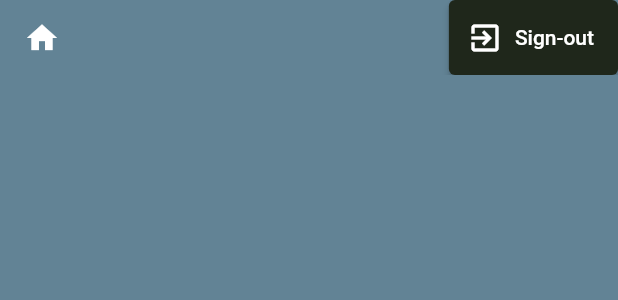
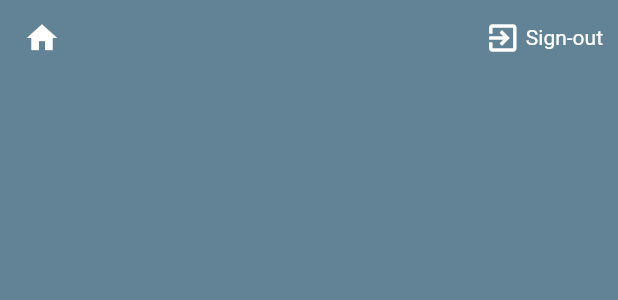
Before and after one commit to stefan-chivu/smartpark, a Flutter app: the CustomAppBar widget shown alone on an empty page, opened directly, on a phone screen of 412 x 824 dp. Shown: the top 300 px of the screen. Run offline on Flutter 3.47's test engine with Material 2 defaults, Android fonts, the phone set to English and light mode, and no system bars; our stand-ins replace firebase_auth, firebase_core, google_maps_flutter, location, shared_preferences; missing offline and left inert: mysql_client; accounts and stored records are empty.

Commit message:
ui: Changed sign-out button on toolbar

```diff
--- a/easy_park/lib/ui_components/custom_app_bar.dart
+++ b/easy_park/lib/ui_components/custom_app_bar.dart
@@ -1,6 +1,7 @@
 import 'package:easy_park/screens/auth/login_page.dart';
 import 'package:easy_park/screens/home/home.dart';
 import 'package:easy_park/services/auth.dart';
+import 'package:easy_park/ui_components/menu_button.dart';
 import 'package:easy_park/ui_components/ui_specs.dart';
 import 'package:flutter/material.dart';
 
@@ -9,7 +10,7 @@ class CustomAppBar extends StatelessWidget with PreferredSizeWidget {
   const CustomAppBar({Key? key, this.showHome = true}) : super(key: key);
 
   @override
-  Size get preferredSize => Size.fromHeight(kToolbarHeight);
+  Size get preferredSize => const Size.fromHeight(kToolbarHeight);
 
   @override
   Widget build(BuildContext context) {
@@ -17,36 +18,26 @@ class CustomAppBar extends StatelessWidget with PreferredSizeWidget {
       backgroundColor: AppColors.slateGray,
       toolbarHeight: 50,
       leading: showHome
-          ? IconButton(
-              icon: const Icon(
-                Icons.home,
-                size: 24,
-              ),
-              onPressed: () {
+          ? MenuButton(
+              icon: Icons.home,
+              onTap: () {
                 Navigator.pushReplacement(
                   context,
-                  MaterialPageRoute(builder: (context) => Home()),
+                  MaterialPageRoute(builder: (context) => const Home()),
                 );
               },
             )
           : Container(),
       actions: [
-        ElevatedButton.icon(
-          onPressed: (() async {
-            await AuthService().signOut();
-            Navigator.push(
-                context, MaterialPageRoute(builder: (context) => LoginPage()));
-          }),
-          icon: const Icon(Icons.exit_to_app),
-          label: Text("Sign-out"),
-          style: ElevatedButton.styleFrom(
-
-              // padding: const EdgeInsets.all(12),
-              // shape: new RoundedRectangleBorder(
-              //   borderRadius: new BorderRadius.circular(20.0),
-              // ),
-              ),
-        ),
+        MenuButton(
+            icon: Icons.exit_to_app,
+            text: " Sign-out",
+            onTap: () async {
+              await AuthService().signOut();
+              Navigator.push(context,
+                  MaterialPageRoute(builder: (context) => const LoginPage()));
+            }),
+        Padding(padding: EdgeInsets.all(AppMargins.XS))
       ],
     );
   }
--- /dev/null
+++ b/easy_park/lib/ui_components/menu_button.dart
@@ -0,0 +1,36 @@
+import 'package:flutter/material.dart';
+
+class MenuButton extends StatelessWidget {
+  final IconData icon;
+  final String text;
+  final void Function()? onTap;
+  final bool horizontal;
+
+  const MenuButton({
+    super.key,
+    required this.icon,
+    this.text = "",
+    required this.onTap,
+    this.horizontal = true,
+  });
+
+  @override
+  Widget build(BuildContext context) {
+    return InkWell(
+        enableFeedback: true,
+        onTap: onTap,
+        child: horizontal
+            ? Row(mainAxisAlignment: MainAxisAlignment.center, children: [
+                Icon(
+                  icon,
+                ),
+                Text(text)
+              ])
+            : Column(mainAxisAlignment: MainAxisAlignment.center, children: [
+                Icon(
+                  icon,
+                ),
+                Text(text),
+              ]));
+  }
+}
```
Also changed, not shown: easy_park/lib/ui_components/home_menu_button.dart (deleted, +0 -28 lines).
